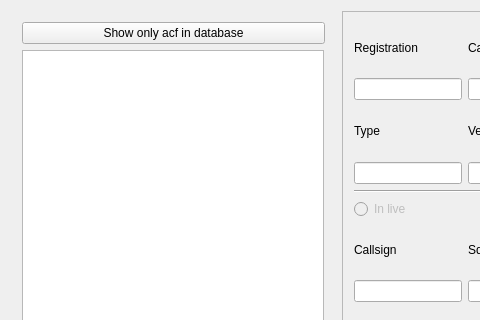
squirreldev-fs/adsbAlerting, file mainwindow.ui: the form before one commit; both pictures show x 0 to 480 and y 0 to 320 of the 809 by 658 pixel window.
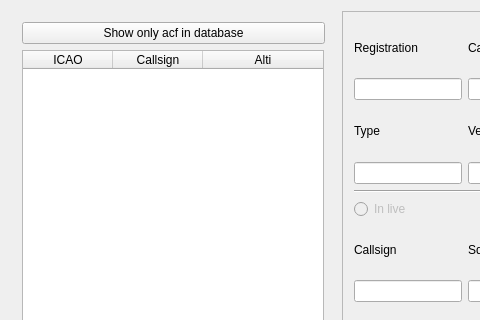
The form after the commit.

Commit message: Added header in the aircraft list

```diff
--- a/mainwindow.ui
+++ b/mainwindow.ui
@@ -108,16 +108,16 @@
             <number>3</number>
            </property>
            <attribute name="horizontalHeaderVisible">
-            <bool>false</bool>
+            <bool>true</bool>
            </attribute>
            <attribute name="horizontalHeaderCascadingSectionResizes">
             <bool>false</bool>
            </attribute>
            <attribute name="horizontalHeaderMinimumSectionSize">
-            <number>68</number>
+            <number>50</number>
            </attribute>
            <attribute name="horizontalHeaderDefaultSectionSize">
-            <number>100</number>
+            <number>90</number>
            </attribute>
            <attribute name="horizontalHeaderStretchLastSection">
             <bool>true</bool>
@@ -138,7 +138,7 @@
            </column>
            <column>
             <property name="text">
-             <string>Reg/Call</string>
+             <string>Callsign</string>
             </property>
            </column>
            <column>
```
Left out of the diff: 1 changed line with no effect on the pictures.
